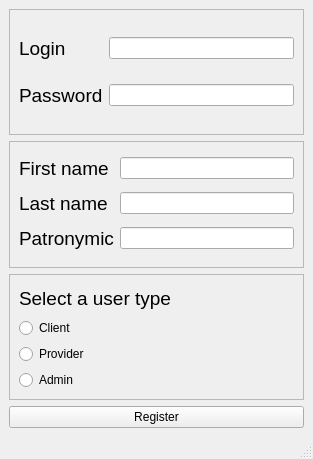
Before: the Qt Designer form QtDesign/ui/Register.ui in DeneKyn/PyQt5_DB_Client, drawn with Qt 5.
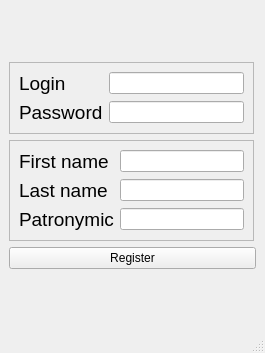
After: the same form once the commit is applied.

What changed in the file:
```diff
--- a/QtDesign/ui/Register.ui
+++ b/QtDesign/ui/Register.ui
@@ -6,8 +6,8 @@
    <rect>
     <x>0</x>
     <y>0</y>
-    <width>313</width>
-    <height>459</height>
+    <width>265</width>
+    <height>353</height>
    </rect>
   </property>
   <property name="windowTitle">
@@ -19,6 +19,12 @@
      <layout class="QVBoxLayout" name="verticalLayout">
       <item>
        <widget class="QFrame" name="LoginAndPass">
+        <property name="maximumSize">
+         <size>
+          <width>245</width>
+          <height>72</height>
+         </size>
+        </property>
         <property name="frameShape">
          <enum>QFrame::StyledPanel</enum>
         </property>
@@ -65,6 +71,12 @@
       </item>
       <item>
        <widget class="QFrame" name="frame_2">
+        <property name="maximumSize">
+         <size>
+          <width>245</width>
+          <height>101</height>
+         </size>
+        </property>
         <property name="frameShape">
          <enum>QFrame::StyledPanel</enum>
         </property>
@@ -120,51 +132,6 @@
         </layout>
        </widget>
       </item>
-      <item>
-       <widget class="QFrame" name="frame">
-        <property name="frameShape">
-         <enum>QFrame::StyledPanel</enum>
-        </property>
-        <property name="frameShadow">
-         <enum>QFrame::Raised</enum>
-        </property>
-        <layout class="QGridLayout" name="gridLayout_3">
-         <item row="0" column="0">
-          <widget class="QLabel" name="lbl_select">
-           <property name="font">
-            <font>
-             <pointsize>14</pointsize>
-            </font>
-           </property>
-           <property name="text">
-            <string>Select a user type</string>
-           </property>
-          </widget>
-         </item>
-         <item row="1" column="0">
-          <widget class="QRadioButton" name="rBtn_client">
-           <property name="text">
-            <string>Client</string>
-           </property>
-          </widget>
-         </item>
-         <item row="2" column="0">
-          <widget class="QRadioButton" name="rBtn_provider">
-           <property name="text">
-            <string>Provider</string>
-           </property>
-          </widget>
-         </item>
-         <item row="3" column="0">
-          <widget class="QRadioButton" name="rBtn_admin">
-           <property name="text">
-            <string>Admin</string>
-           </property>
-          </widget>
-         </item>
-        </layout>
-       </widget>
-      </item>
       <item>
        <widget class="QPushButton" name="btn_register">
         <property name="text">
```
